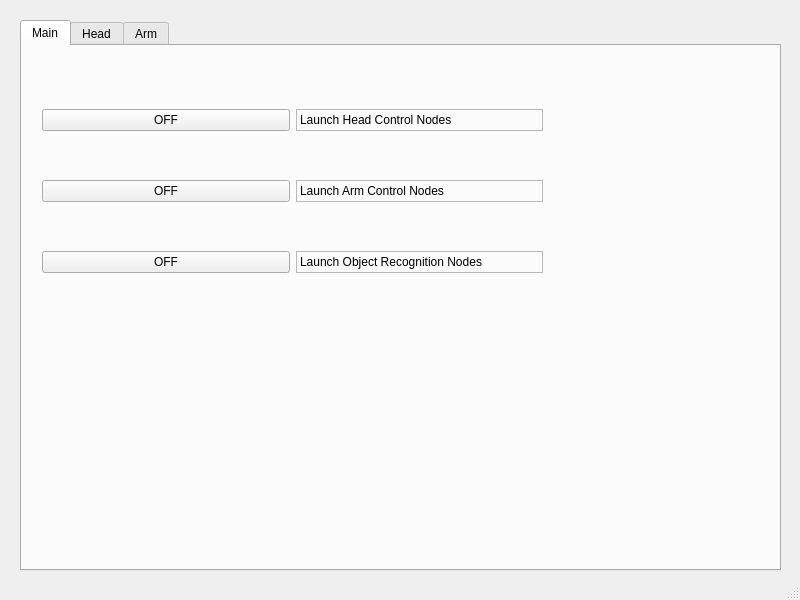
First picture: the form in control_panel.ui, repository ditoec/CEMIRA-Gui, before the edit.
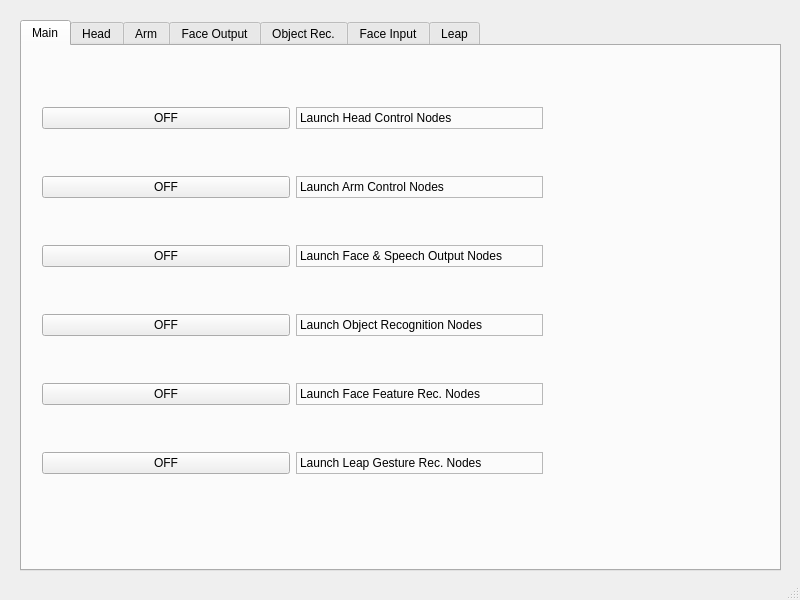
Second picture: the form after the edit.

Diff of the .ui file:
```diff
--- a/control_panel.ui
+++ b/control_panel.ui
@@ -36,17 +36,27 @@
         <x>20</x>
         <y>20</y>
         <width>501</width>
-        <height>251</height>
+        <height>451</height>
        </rect>
       </property>
       <layout class="QGridLayout" name="gridLayout">
-       <item row="3" column="0">
-        <widget class="QPushButton" name="pushArm">
+       <item row="6" column="0">
+        <widget class="QPushButton" name="pushFaceInput">
          <property name="text">
           <string>OFF</string>
          </property>
         </widget>
        </item>
+       <item row="6" column="1">
+        <widget class="QLabel" name="labelObject_2">
+         <property name="frameShape">
+          <enum>QFrame::StyledPanel</enum>
+         </property>
+         <property name="text">
+          <string>Launch Face Feature Rec. Nodes</string>
+         </property>
+        </widget>
+       </item>
        <item row="2" column="1">
         <widget class="QLabel" name="labelHead">
          <property name="frameShape">
@@ -57,8 +67,8 @@
          </property>
         </widget>
        </item>
-       <item row="2" column="0">
-        <widget class="QPushButton" name="pushHead">
+       <item row="3" column="0">
+        <widget class="QPushButton" name="pushArm">
          <property name="text">
           <string>OFF</string>
          </property>
@@ -74,14 +84,14 @@
          </property>
         </widget>
        </item>
-       <item row="4" column="0">
+       <item row="5" column="0">
         <widget class="QPushButton" name="pushObject">
          <property name="text">
           <string>OFF</string>
          </property>
         </widget>
        </item>
-       <item row="4" column="1">
+       <item row="5" column="1">
         <widget class="QLabel" name="labelObject">
          <property name="frameShape">
           <enum>QFrame::StyledPanel</enum>
@@ -91,6 +101,47 @@
          </property>
         </widget>
        </item>
+       <item row="2" column="0">
+        <widget class="QPushButton" name="pushHead">
+         <property name="text">
+          <string>OFF</string>
+         </property>
+        </widget>
+       </item>
+       <item row="4" column="1">
+        <widget class="QLabel" name="labelFaceOutput">
+         <property name="frameShape">
+          <enum>QFrame::StyledPanel</enum>
+         </property>
+         <property name="text">
+          <string>Launch Face &amp; Speech Output Nodes</string>
+         </property>
+        </widget>
+       </item>
+       <item row="4" column="0">
+        <widget class="QPushButton" name="pushFaceOutput">
+         <property name="text">
+          <string>OFF</string>
+         </property>
+        </widget>
+       </item>
+       <item row="7" column="0">
+        <widget class="QPushButton" name="pushLeap">
+         <property name="text">
+          <string>OFF</string>
+         </property>
+        </widget>
+       </item>
+       <item row="7" column="1">
+        <widget class="QLabel" name="labelLeap">
+         <property name="frameShape">
+          <enum>QFrame::StyledPanel</enum>
+         </property>
+         <property name="text">
+          <string>Launch Leap Gesture Rec. Nodes</string>
+         </property>
+        </widget>
+       </item>
       </layout>
      </widget>
     </widget>
@@ -114,6 +165,26 @@
       <string>Arm</string>
      </attribute>
     </widget>
+    <widget class="QWidget" name="tabFaceOutput">
+     <attribute name="title">
+      <string>Face Output</string>
+     </attribute>
+    </widget>
+    <widget class="QWidget" name="tabObject">
+     <attribute name="title">
+      <string>Object Rec.</string>
+     </attribute>
+    </widget>
+    <widget class="QWidget" name="tabFaceInput">
+     <attribute name="title">
+      <string>Face Input</string>
+     </attribute>
+    </widget>
+    <widget class="QWidget" name="tabLeap">
+     <attribute name="title">
+      <string>Leap</string>
+     </attribute>
+    </widget>
    </widget>
   </widget>
   <widget class="QStatusBar" name="statusbar"/>
```
